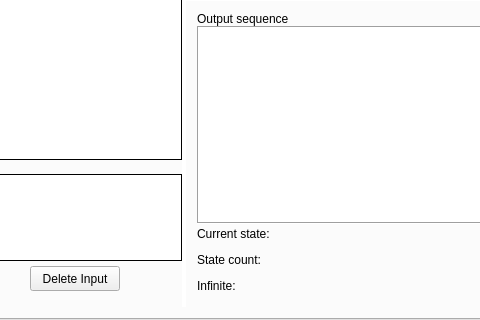
First picture: the form in Finite-State Machine Emulator Sources/mainwindow.ui, repository JerryShe/Finite-state_Machine_Emulator, before the edit; both pictures show x 529 to 1009 and y 388 to 708 of the 1192 by 708 pixel window.
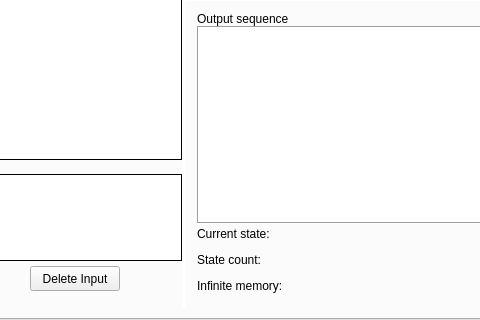
Second picture: the form after the edit.

What changed in the file:
```diff
--- a/Finite-State Machine Emulator Sources/mainwindow.ui
+++ b/Finite-State Machine Emulator Sources/mainwindow.ui
@@ -822,7 +822,7 @@
                   </size>
                  </property>
                  <property name="text">
-                  <string>Infinite:</string>
+                  <string>Infinite memory:</string>
                  </property>
                 </widget>
                </item>
```
